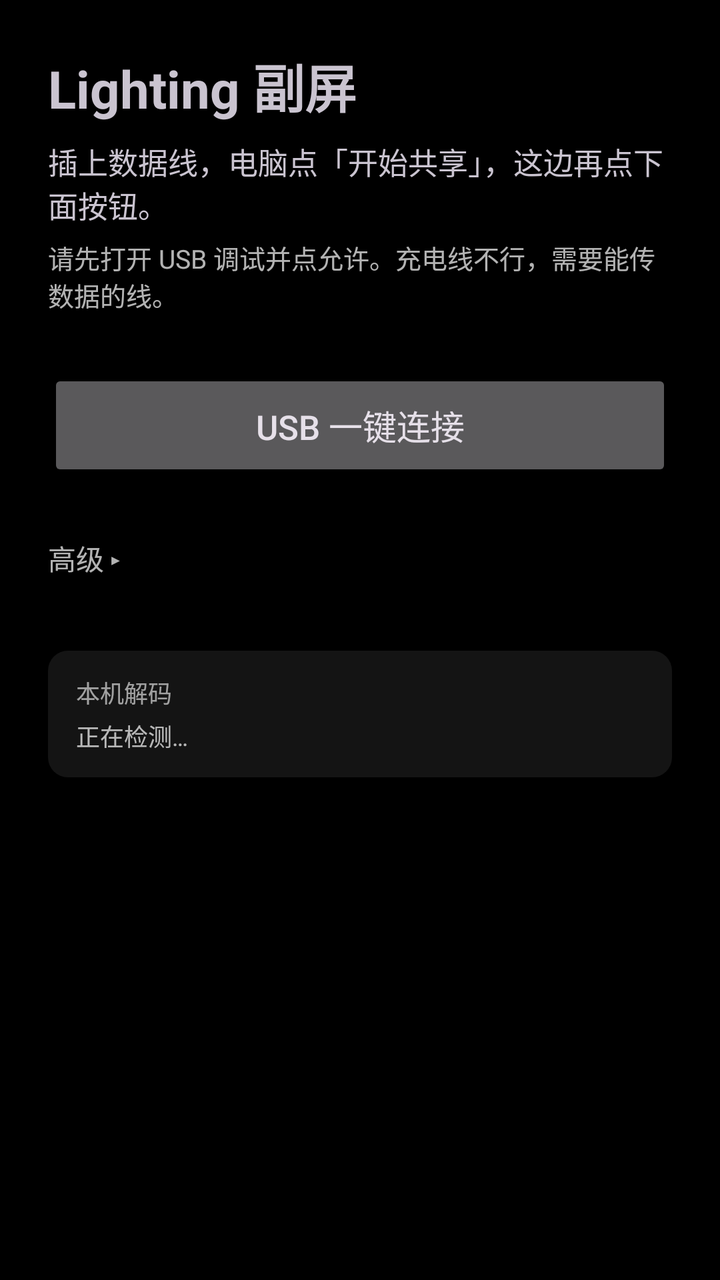
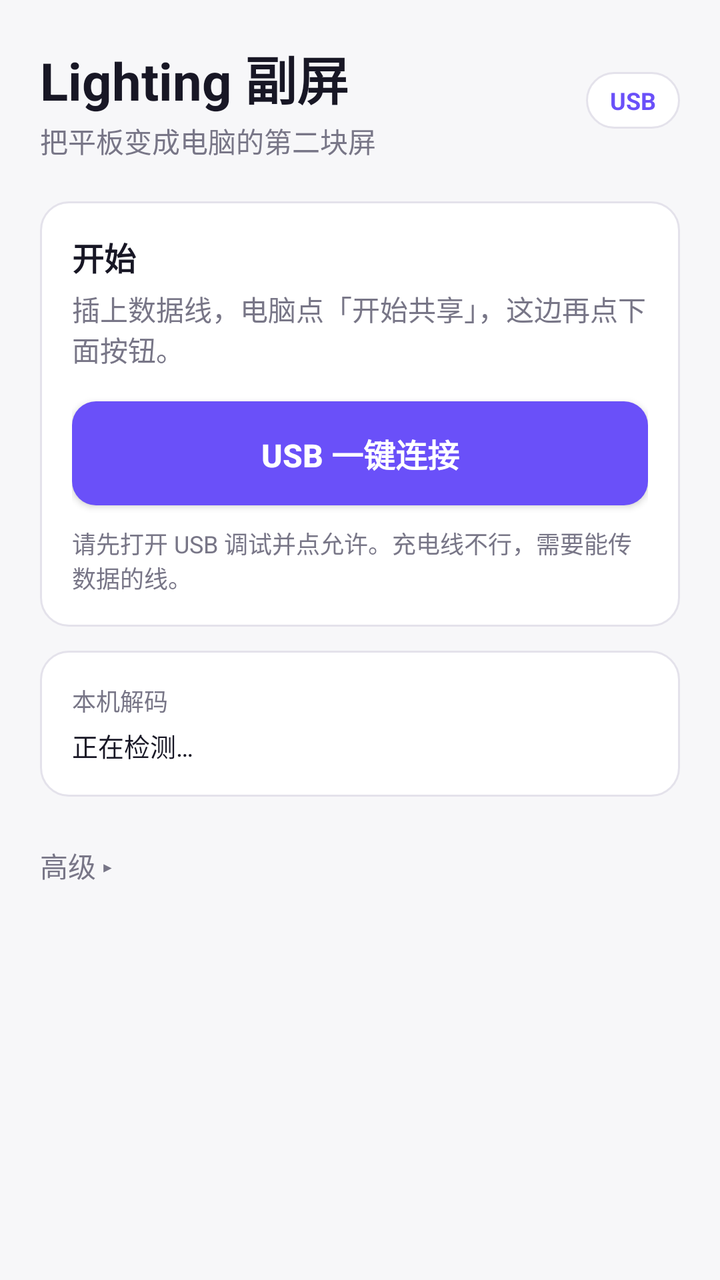

The first picture is an Android layout as it rendered before a commit; the second is the same layout after the commit. The layout source and the unified diff follow.
<!-- AndroidManifest.xml: application theme Theme.Lighting -->
<!-- res/layout/activity_main.xml -->
<?xml version="1.0" encoding="utf-8"?>
<ScrollView xmlns:android="http://schemas.android.com/apk/res/android"
    android:layout_width="match_parent"
    android:layout_height="match_parent"
    android:fillViewport="true"
    android:padding="24dp">

    <LinearLayout
        android:layout_width="match_parent"
        android:layout_height="wrap_content"
        android:orientation="vertical">

        <TextView
            android:layout_width="match_parent"
            android:layout_height="wrap_content"
            android:text="Lighting 副屏"
            android:textSize="26sp"
            android:textStyle="bold" />

        <TextView
            android:id="@+id/hint"
            android:layout_width="match_parent"
            android:layout_height="wrap_content"
            android:layout_marginTop="8dp"
            android:text="插上数据线，电脑点「开始共享」，这边再点下面按钮。"
            android:textSize="15sp" />

        <TextView
            android:layout_width="match_parent"
            android:layout_height="wrap_content"
            android:layout_marginTop="6dp"
            android:text="请先打开 USB 调试并点允许。充电线不行，需要能传数据的线。"
            android:textColor="#B3FFFFFF"
            android:textSize="13sp" />

        <Button
            android:id="@+id/connectButton"
            android:layout_width="match_parent"
            android:layout_height="56dp"
            android:layout_marginTop="28dp"
            android:text="USB 一键连接"
            android:textSize="17sp" />

        <LinearLayout
            android:id="@+id/errorBox"
            android:layout_width="match_parent"
            android:layout_height="wrap_content"
            android:layout_marginTop="16dp"
            android:background="@drawable/panel_card"
            android:orientation="vertical"
            android:visibility="gone">

            <TextView
                android:id="@+id/connectError"
                android:layout_width="match_parent"
                android:layout_height="wrap_content"
                android:textColor="#FFB4B4"
                android:textSize="14sp"
                android:textStyle="bold" />

            <TextView
                android:id="@+id/errorHint"
                android:layout_width="match_parent"
                android:layout_height="wrap_content"
                android:layout_marginTop="6dp"
                android:textColor="#E6E6E6"
                android:textSize="13sp"
                android:visibility="gone" />

            <TextView
                android:id="@+id/errorDetailToggle"
                android:layout_width="wrap_content"
                android:layout_height="wrap_content"
                android:layout_marginTop="8dp"
                android:paddingTop="4dp"
                android:paddingBottom="4dp"
                android:text="详情 ▸"
                android:textColor="#99FFFFFF"
                android:textSize="12sp" />

            <TextView
                android:id="@+id/errorDetail"
                android:layout_width="match_parent"
                android:layout_height="wrap_content"
                android:layout_marginTop="2dp"
                android:fontFamily="monospace"
                android:textColor="#80FFFFFF"
                android:textSize="11sp"
                android:visibility="gone" />
        </LinearLayout>

        <TextView
            android:id="@+id/advancedToggle"
            android:layout_width="match_parent"
            android:layout_height="wrap_content"
            android:layout_marginTop="20dp"
            android:paddingTop="8dp"
            android:paddingBottom="8dp"
            android:text="高级 ▸"
            android:textColor="#B3FFFFFF"
            android:textSize="14sp" />

        <LinearLayout
            android:id="@+id/advancedPanel"
            android:layout_width="match_parent"
            android:layout_height="wrap_content"
            android:orientation="vertical"
            android:visibility="gone">

            <TextView
                android:layout_width="match_parent"
                android:layout_height="wrap_content"
                android:text="局域网：填写电脑 IP，电脑需已点「开始共享」。"
                android:textColor="#B3FFFFFF"
                android:textSize="13sp" />

            <TextView
                android:layout_width="match_parent"
                android:layout_height="wrap_content"
                android:layout_marginTop="12dp"
                android:text="主机" />

            <EditText
                android:id="@+id/hostInput"
                android:layout_width="match_parent"
                android:layout_height="wrap_content"
                android:hint="电脑的局域网 IP"
                android:inputType="textUri" />

            <TextView
                android:layout_width="match_parent"
                android:layout_height="wrap_content"
                android:layout_marginTop="12dp"
                android:text="端口" />

            <EditText
                android:id="@+id/portInput"
                android:layout_width="match_parent"
                android:layout_height="wrap_content"
                android:hint="默认端口"
                android:inputType="number" />

            <Button
                android:id="@+id/lanConnectButton"
                android:layout_width="match_parent"
                android:layout_height="48dp"
                android:layout_marginTop="12dp"
                android:text="局域网连接"
                android:textSize="15sp" />
        </LinearLayout>

        <LinearLayout
            android:layout_width="match_parent"
            android:layout_height="wrap_content"
            android:layout_marginTop="28dp"
            android:background="@drawable/panel_card"
            android:orientation="vertical">

            <TextView
                android:layout_width="match_parent"
                android:layout_height="wrap_content"
                android:text="本机解码"
                android:textColor="#99FFFFFF"
                android:textSize="12sp" />

            <TextView
                android:id="@+id/capsInfo"
                android:layout_width="match_parent"
                android:layout_height="wrap_content"
                android:layout_marginTop="4dp"
                android:lineSpacingExtra="2dp"
                android:text="正在检测…"
                android:textColor="#B3FFFFFF"
                android:textSize="12sp" />
        </LinearLayout>
    </LinearLayout>
</ScrollView>
<!-- resources referenced by this layout -->
<resources>
  <!-- drawable panel_card (drawable) -->
  <?xml version="1.0" encoding="utf-8"?>
  <shape xmlns:android="http://schemas.android.com/apk/res/android">
      <solid android:color="#14FFFFFF" />
      <corners android:radius="10dp" />
      <padding
          android:bottom="12dp"
          android:left="14dp"
          android:right="14dp"
          android:top="12dp" />
  </shape>
  <style name="Theme.Lighting" parent="Theme.Material3.Dark.NoActionBar">
          <item name="android:statusBarColor">@android:color/black</item>
          <item name="android:navigationBarColor">@android:color/black</item>
          <item name="android:windowBackground">@android:color/black</item>
      </style>
</resources>

<!-- the commit's change to res/layout/activity_main.xml (unified diff, before → after) -->
@@ -2,50 +2,107 @@
 <ScrollView xmlns:android="http://schemas.android.com/apk/res/android"
     android:layout_width="match_parent"
     android:layout_height="match_parent"
+    android:background="@color/bg"
     android:fillViewport="true"
-    android:padding="24dp">
+    android:padding="20dp">
 
     <LinearLayout
         android:layout_width="match_parent"
         android:layout_height="wrap_content"
         android:orientation="vertical">
 
-        <TextView
-            android:layout_width="match_parent"
-            android:layout_height="wrap_content"
-            android:text="Lighting 副屏"
-            android:textSize="26sp"
-            android:textStyle="bold" />
-
-        <TextView
-            android:id="@+id/hint"
-            android:layout_width="match_parent"
-            android:layout_height="wrap_content"
-            android:layout_marginTop="8dp"
-            android:text="插上数据线，电脑点「开始共享」，这边再点下面按钮。"
-            android:textSize="15sp" />
-
-        <TextView
-            android:layout_width="match_parent"
-            android:layout_height="wrap_content"
-            android:layout_marginTop="6dp"
-            android:text="请先打开 USB 调试并点允许。充电线不行，需要能传数据的线。"
-            android:textColor="#B3FFFFFF"
-            android:textSize="13sp" />
-
-        <Button
-            android:id="@+id/connectButton"
-            android:layout_width="match_parent"
-            android:layout_height="56dp"
-            android:layout_marginTop="28dp"
-            android:text="USB 一键连接"
-            android:textSize="17sp" />
+        <LinearLayout
+            android:layout_width="match_parent"
+            android:layout_height="wrap_content"
+            android:gravity="center_vertical"
+            android:orientation="horizontal">
+
+            <LinearLayout
+                android:layout_width="0dp"
+                android:layout_height="wrap_content"
+                android:layout_weight="1"
+                android:orientation="vertical">
+
+                <TextView
+                    android:layout_width="wrap_content"
+                    android:layout_height="wrap_content"
+                    android:text="Lighting 副屏"
+                    android:textColor="@color/text"
+                    android:textSize="26sp"
+                    android:textStyle="bold" />
+
+                <TextView
+                    android:layout_width="wrap_content"
+                    android:layout_height="wrap_content"
+                    android:layout_marginTop="2dp"
+                    android:text="把平板变成电脑的第二块屏"
+                    android:textColor="@color/muted"
+                    android:textSize="14sp" />
+            </LinearLayout>
+
+            <TextView
+                android:id="@+id/usbChip"
+                android:layout_width="wrap_content"
+                android:layout_height="wrap_content"
+                android:background="@drawable/panel_card"
+                android:paddingLeft="12dp"
+                android:paddingTop="6dp"
+                android:paddingRight="12dp"
+                android:paddingBottom="6dp"
+                android:text="USB"
+                android:textColor="@color/accent"
+                android:textSize="12sp"
+                android:textStyle="bold" />
+        </LinearLayout>
+
+        <LinearLayout
+            android:layout_width="match_parent"
+            android:layout_height="wrap_content"
+            android:layout_marginTop="20dp"
+            android:background="@drawable/panel_card"
+            android:orientation="vertical">
+
+            <TextView
+                android:layout_width="wrap_content"
+                android:layout_height="wrap_content"
+                android:text="开始"
+                android:textColor="@color/text"
+                android:textSize="16sp"
+                android:textStyle="bold" />
+
+            <TextView
+                android:layout_width="match_parent"
+                android:layout_height="wrap_content"
+                android:layout_marginTop="4dp"
+                android:text="插上数据线，电脑点「开始共享」，这边再点下面按钮。"
+                android:textColor="@color/muted"
+                android:textSize="14sp" />
+
+            <Button
+                android:id="@+id/connectButton"
+                android:layout_width="match_parent"
+                android:layout_height="52dp"
+                android:layout_marginTop="16dp"
+                android:background="@drawable/btn_primary"
+                android:text="USB 一键连接"
+                android:textColor="@android:color/white"
+                android:textSize="16sp"
+                android:textStyle="bold" />
+
+            <TextView
+                android:layout_width="match_parent"
+                android:layout_height="wrap_content"
+                android:layout_marginTop="10dp"
+                android:text="请先打开 USB 调试并点允许。充电线不行，需要能传数据的线。"
+                android:textColor="@color/muted"
+                android:textSize="12sp" />
+        </LinearLayout>
 
         <LinearLayout
             android:id="@+id/errorBox"
             android:layout_width="match_parent"
             android:layout_height="wrap_content"
-            android:layout_marginTop="16dp"
+            android:layout_marginTop="12dp"
             android:background="@drawable/panel_card"
             android:orientation="vertical"
             android:visibility="gone">
@@ -54,7 +111,7 @@
                 android:id="@+id/connectError"
                 android:layout_width="match_parent"
                 android:layout_height="wrap_content"
-                android:textColor="#FFB4B4"
+                android:textColor="@color/err"
                 android:textSize="14sp"
                 android:textStyle="bold" />
 
@@ -63,7 +120,7 @@
                 android:layout_width="match_parent"
                 android:layout_height="wrap_content"
                 android:layout_marginTop="6dp"
-                android:textColor="#E6E6E6"
+                android:textColor="@color/muted"
                 android:textSize="13sp"
                 android:visibility="gone" />
 
@@ -75,7 +132,7 @@
                 android:paddingTop="4dp"
                 android:paddingBottom="4dp"
                 android:text="详情 ▸"
-                android:textColor="#99FFFFFF"
+                android:textColor="@color/accent"
                 android:textSize="12sp" />
 
             <TextView
@@ -84,26 +141,52 @@
                 android:layout_height="wrap_content"
                 android:layout_marginTop="2dp"
                 android:fontFamily="monospace"
-                android:textColor="#80FFFFFF"
+                android:textColor="@color/muted"
                 android:textSize="11sp"
                 android:visibility="gone" />
         </LinearLayout>
 
+        <LinearLayout
+            android:layout_width="match_parent"
+            android:layout_height="wrap_content"
+            android:layout_marginTop="12dp"
+            android:background="@drawable/panel_card"
+            android:orientation="vertical">
+
+            <TextView
+                android:layout_width="wrap_content"
+                android:layout_height="wrap_content"
+                android:text="本机解码"
+                android:textColor="@color/muted"
+                android:textSize="12sp" />
+
+            <TextView
+                android:id="@+id/capsInfo"
+                android:layout_width="match_parent"
+                android:layout_height="wrap_content"
+                android:layout_marginTop="4dp"
+                android:lineSpacingExtra="2dp"
+                android:text="正在检测…"
+                android:textColor="@color/text"
+                android:textSize="13sp" />
+        </LinearLayout>
+
         <TextView
             android:id="@+id/advancedToggle"
             android:layout_width="match_parent"
             android:layout_height="wrap_content"
-            android:layout_marginTop="20dp"
+            android:layout_marginTop="16dp"
             android:paddingTop="8dp"
             android:paddingBottom="8dp"
             android:text="高级 ▸"
-            android:textColor="#B3FFFFFF"
+            android:textColor="@color/muted"
             android:textSize="14sp" />
 
         <LinearLayout
             android:id="@+id/advancedPanel"
             android:layout_width="match_parent"
             android:layout_height="wrap_content"
+            android:background="@drawable/panel_card"
             android:orientation="vertical"
             android:visibility="gone">
 
@@ -111,67 +194,52 @@
                 android:layout_width="match_parent"
                 android:layout_height="wrap_content"
                 android:text="局域网：填写电脑 IP，电脑需已点「开始共享」。"
-                android:textColor="#B3FFFFFF"
+                android:textColor="@color/muted"
                 android:textSize="13sp" />
 
             <TextView
                 android:layout_width="match_parent"
                 android:layout_height="wrap_content"
                 android:layout_marginTop="12dp"
-                android:text="主机" />
+                android:text="主机"
+                android:textColor="@color/muted"
+                android:textSize="12sp" />
 
             <EditText
                 android:id="@+id/hostInput"
                 android:layout_width="match_parent"
                 android:layout_height="wrap_content"
                 android:hint="电脑的局域网 IP"
-                android:inputType="textUri" />
+                android:inputType="textUri"
+                android:textColor="@color/text"
+                android:textColorHint="@color/muted" />
 
             <TextView
                 android:layout_width="match_parent"
                 android:layout_height="wrap_content"
                 android:layout_marginTop="12dp"
-                android:text="端口" />
+                android:text="端口"
+                android:textColor="@color/muted"
+                android:textSize="12sp" />
 
             <EditText
                 android:id="@+id/portInput"
                 android:layout_width="match_parent"
                 android:layout_height="wrap_content"
                 android:hint="默认端口"
-                android:inputType="number" />
+                android:inputType="number"
+                android:textColor="@color/text"
+                android:textColorHint="@color/muted" />
 
             <Button
                 android:id="@+id/lanConnectButton"
                 android:layout_width="match_parent"
                 android:layout_height="48dp"
                 android:layout_marginTop="12dp"
+                android:background="@drawable/btn_ghost"
                 android:text="局域网连接"
+                android:textColor="@color/text"
                 android:textSize="15sp" />
-        </LinearLayout>
-
-        <LinearLayout
-            android:layout_width="match_parent"
-            android:layout_height="wrap_content"
-            android:layout_marginTop="28dp"
-            android:background="@drawable/panel_card"
-            android:orientation="vertical">
-
-            <TextView
-                android:layout_width="match_parent"
-                android:layout_height="wrap_content"
-                android:text="本机解码"
-                android:textColor="#99FFFFFF"
-                android:textSize="12sp" />
-
-            <TextView
-                android:id="@+id/capsInfo"
-                android:layout_width="match_parent"
-                android:layout_height="wrap_content"
-                android:layout_marginTop="4dp"
-                android:lineSpacingExtra="2dp"
-                android:text="正在检测…"
-                android:textColor="#B3FFFFFF"
-                android:textSize="12sp" />
         </LinearLayout>
     </LinearLayout>
 </ScrollView>
<!-- resource entries referenced after the edit -->
@@ -1,20 +1,43 @@
 <!-- resources referenced by this layout -->
 <resources>
+  <color name="accent">#6A50F9</color>
+  <color name="bg">#F7F7F9</color>
+  <color name="err">#D65454</color>
+  <color name="muted">#787687</color>
+  <color name="text">#181725</color>
+  <!-- drawable btn_ghost (drawable) -->
+  <?xml version="1.0" encoding="utf-8"?>
+  <shape xmlns:android="http://schemas.android.com/apk/res/android">
+      <solid android:color="@android:color/transparent" />
+      <stroke android:width="1dp" android:color="@color/border" />
+      <corners android:radius="12dp" />
+  </shape>
+  <!-- drawable btn_primary (drawable) -->
+  <?xml version="1.0" encoding="utf-8"?>
+  <shape xmlns:android="http://schemas.android.com/apk/res/android">
+      <solid android:color="@color/accent" />
+      <corners android:radius="12dp" />
+  </shape>
   <!-- drawable panel_card (drawable) -->
   <?xml version="1.0" encoding="utf-8"?>
   <shape xmlns:android="http://schemas.android.com/apk/res/android">
-      <solid android:color="#14FFFFFF" />
-      <corners android:radius="10dp" />
+      <solid android:color="@color/card" />
+      <stroke android:width="1dp" android:color="@color/border" />
+      <corners android:radius="14dp" />
       <padding
-          android:bottom="12dp"
-          android:left="14dp"
-          android:right="14dp"
-          android:top="12dp" />
+          android:bottom="16dp"
+          android:left="16dp"
+          android:right="16dp"
+          android:top="16dp" />
   </shape>
-  <style name="Theme.Lighting" parent="Theme.Material3.Dark.NoActionBar">
-          <item name="android:statusBarColor">@android:color/black</item>
-          <item name="android:navigationBarColor">@android:color/black</item>
-          <item name="android:windowBackground">@android:color/black</item>
+  <style name="Theme.Lighting" parent="Theme.Material3.Light.NoActionBar">
+          <item name="android:statusBarColor">@color/bg</item>
+          <item name="android:navigationBarColor">@color/bg</item>
+          <item name="android:windowBackground">@color/bg</item>
+          <item name="android:windowLightStatusBar">true</item>
+          <item name="android:windowLightNavigationBar">true</item>
       </style>
+  <color name="border">#E4E2EB</color>
+  <color name="card">#FFFFFF</color>
 </resources>
 
